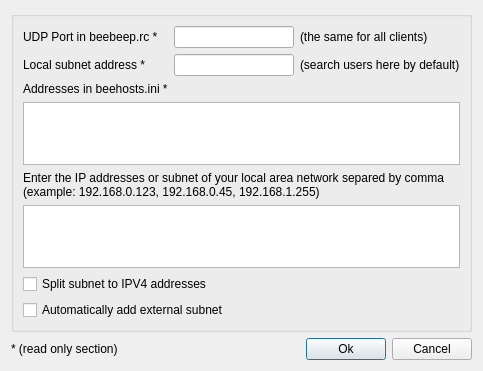
This is src/GuiSearchUser.ui in hwgao/beebeep as Qt 5 draws it before an edit. The edited form follows.
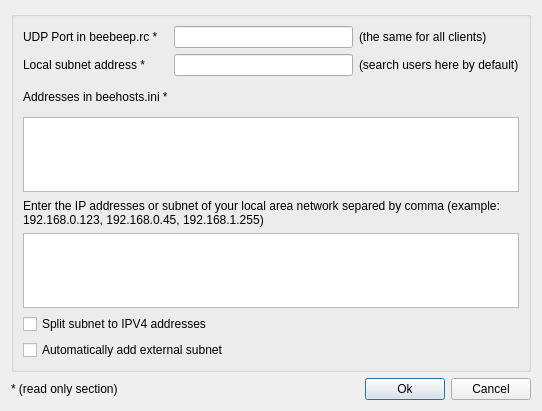
This is the edited form.

The edit to the form file:
```diff
--- a/src/GuiSearchUser.ui
+++ b/src/GuiSearchUser.ui
@@ -6,10 +6,16 @@
    <rect>
     <x>0</x>
     <y>0</y>
-    <width>465</width>
-    <height>351</height>
+    <width>542</width>
+    <height>411</height>
    </rect>
   </property>
+  <property name="sizePolicy">
+   <sizepolicy hsizetype="Minimum" vsizetype="Minimum">
+    <horstretch>0</horstretch>
+    <verstretch>0</verstretch>
+   </sizepolicy>
+  </property>
   <property name="windowTitle">
    <string>Dialog</string>
   </property>
```
